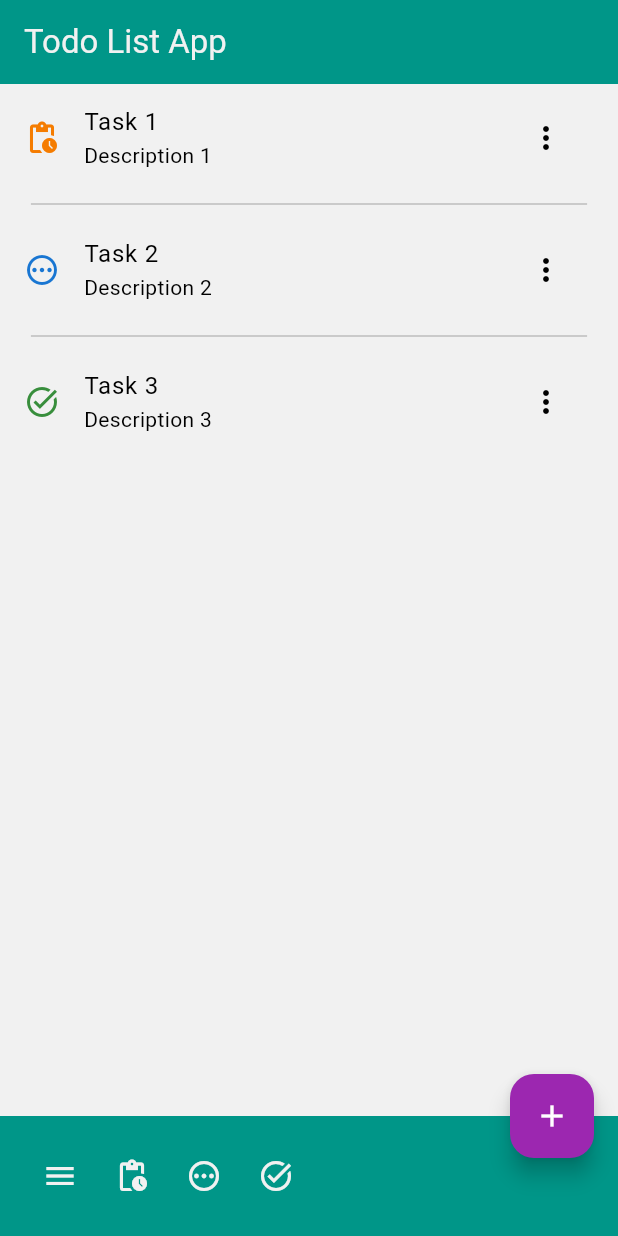
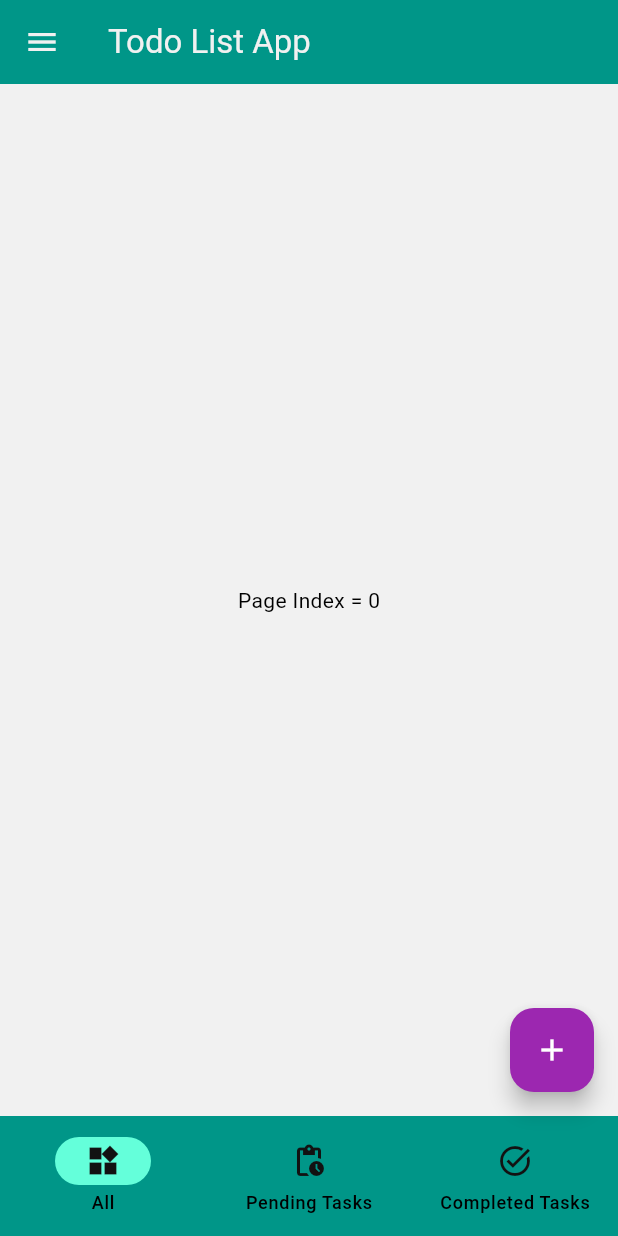
Before and after one commit to danielmontes9/flutter-todo-list-app, a Flutter app: the screen it shows after launch, on a phone screen of 412 x 824 dp. Run offline on Flutter 3.47's test engine with Material 3 defaults, Android fonts, the phone set to English and light mode, and no system bars.

Commit message:
feat: :sparkles: add drawer

```diff
--- a/lib/core/theme/app_colors.dart
+++ b/lib/core/theme/app_colors.dart
@@ -3,6 +3,7 @@ import 'package:flutter/material.dart';
 class AppColors {
   //* MAIN COLORS
   static const Color primary = Colors.teal;
+  static const Color primaryAccent = Colors.tealAccent;
   static const Color secondary = Colors.purple;
   static const Color backgroundLigth = Color(0xFFf1f1f1);
   static const Color backgroundDark = Color(0xFF121212);
--- a/lib/features/todo/screens/home.dart
+++ b/lib/features/todo/screens/home.dart
@@ -4,19 +4,227 @@ import 'package:flutter_todo_list_app/features/todo/screens/form_task.dart';
 import 'package:flutter_todo_list_app/features/todo/widgets/task_tile.dart';
 import 'package:flutter_todo_list_app/features/todo/data/enums/todo_status.dart';
 
-class HomePage extends StatefulWidget {
-  final String title;
+class ExampleDestination {
+  const ExampleDestination(this.label, this.icon, this.selectedIcon);
 
-  const HomePage({super.key, required this.title});
+  final String label;
+  final Widget icon;
+  final Widget selectedIcon;
+}
+
+const List<ExampleDestination> destinations = <ExampleDestination>[
+  ExampleDestination(
+    'All',
+    Icon(Icons.widgets_outlined, color: AppColors.black),
+    Icon(Icons.widgets, color: AppColors.black),
+  ),
+  ExampleDestination(
+    'Pending Tasks',
+    Icon(Icons.pending_actions_outlined, color: AppColors.black),
+    Icon(Icons.pending_actions, color: AppColors.black),
+  ),
+  ExampleDestination(
+    'Completed Tasks',
+    Icon(Icons.task_alt_outlined, color: AppColors.black),
+    Icon(Icons.task_alt, color: AppColors.black),
+  ),
+];
+
+// // class NavigationDrawerApp extends StatelessWidget {
+// //   const NavigationDrawerApp({super.key});
+
+// //   @override
+// //   Widget build(BuildContext context) {
+// //     return MaterialApp(
+// //       debugShowCheckedModeBanner: false,
+// //       theme: ThemeData(useMaterial3: true),
+// //       home: const NavigationDrawerExample(),
+// //     );
+// //   }
+// // }
+
+class NavigationDrawerExample extends StatefulWidget {
+  const NavigationDrawerExample({super.key});
 
   @override
-  State<HomePage> createState() => _HomePageState();
+  State<NavigationDrawerExample> createState() =>
+      _NavigationDrawerExampleState();
+}
+
+class _NavigationDrawerExampleState extends State<NavigationDrawerExample> {
+  final GlobalKey<ScaffoldState> scaffoldKey = GlobalKey<ScaffoldState>();
+
+  int screenIndex = 0;
+  late bool showNavigationDrawer;
+
+  void handleScreenChanged(int selectedScreen) {
+    setState(() {
+      screenIndex = selectedScreen;
+    });
+  }
+
+  void openDrawer() {
+    Scaffold.of(context).openDrawer();
+  }
+
+  Widget buildBottomBarScaffold() {
+    return Center(
+      child: Column(
+        mainAxisAlignment: MainAxisAlignment.spaceEvenly,
+        children: <Widget>[Text('Page Index = $screenIndex')],
+      ),
+    );
+
+    // Scaffold(
+    //   drawer: Drawer(
+    //     child: ListView(
+    //       children: [
+    //         DrawerHeader(child: Text('Menú')),
+    //         ListTile(title: Text('Opción 1')),
+    //       ],
+    //     ),
+    //   ),
+    //   appBar: AppBar(
+    //     backgroundColor: AppColors.primary,
+    //     title: Text(
+    //       "Todo List App",
+    //       style: const TextStyle(color: AppColors.white),
+    //     ),
+    //     leading: IconButton(
+    //       tooltip: 'Open navigation menu',
+    //       icon: const Icon(Icons.menu),
+    //       color: AppColors.white,
+    //       onPressed: () {
+    //         scaffoldKey.currentState?.openDrawer();
+    //       },
+    //     ),
+    //   ),
+    //   body: Center(
+    //     child: Column(
+    //       mainAxisAlignment: MainAxisAlignment.spaceEvenly,
+    //       children: <Widget>[Text('Page Index = $screenIndex')],
+    //     ),
+    //   ),
+    //   bottomNavigationBar: NavigationBar(
+    //     selectedIndex: screenIndex,
+    //     onDestinationSelected: (int index) {
+    //       setState(() {
+    //         screenIndex = index;
+    //       });
+    //     },
+    //     destinations:
+    //         destinations.map((ExampleDestination destination) {
+    //           return NavigationDestination(
+    //             label: destination.label,
+    //             icon: destination.icon,
+    //             selectedIcon: destination.selectedIcon,
+    //             tooltip: destination.label,
+    //           );
+    //         }).toList(),
+    //   ),
+    // );
+  }
+
+  Widget buildDrawerScaffold(BuildContext context) {
+    return Scaffold(
+      key: scaffoldKey,
+      body: SafeArea(
+        bottom: false,
+        top: false,
+        child: Row(
+          children: <Widget>[
+            Padding(
+              padding: const EdgeInsets.symmetric(horizontal: 5),
+              child: NavigationRail(
+                minWidth: 50,
+                destinations:
+                    destinations.map((ExampleDestination destination) {
+                      return NavigationRailDestination(
+                        label: Text(destination.label),
+                        icon: destination.icon,
+                        selectedIcon: destination.selectedIcon,
+                      );
+                    }).toList(),
+                selectedIndex: screenIndex,
+                useIndicator: true,
+                onDestinationSelected: (int index) {
+                  setState(() {
+                    screenIndex = index;
+                  });
+                },
+              ),
+            ),
+            const VerticalDivider(thickness: 1, width: 1),
+            Expanded(
+              child: Column(
+                mainAxisAlignment: MainAxisAlignment.spaceEvenly,
+                children: <Widget>[
+                  Text('Page Index = $screenIndex'),
+                  ElevatedButton(
+                    onPressed: openDrawer,
+                    child: const Text('Open Drawer'),
+                  ),
+                ],
+              ),
+            ),
+          ],
+        ),
+      ),
+      endDrawer: NavigationDrawer(
+        onDestinationSelected: handleScreenChanged,
+        selectedIndex: screenIndex,
+        children: <Widget>[
+          Padding(
+            padding: const EdgeInsets.fromLTRB(28, 16, 16, 10),
+            child: Text(
+              'Header',
+              style: Theme.of(context).textTheme.titleSmall,
+            ),
+          ),
+          ...destinations.map((ExampleDestination destination) {
+            return NavigationDrawerDestination(
+              label: Text(destination.label),
+              icon: destination.icon,
+              selectedIcon: destination.selectedIcon,
+            );
+          }),
+          const Padding(
+            padding: EdgeInsets.fromLTRB(28, 16, 28, 10),
+            child: Divider(),
+          ),
+        ],
+      ),
+    );
+  }
+
+  @override
+  void didChangeDependencies() {
+    super.didChangeDependencies();
+    showNavigationDrawer = MediaQuery.of(context).size.width >= 450;
+  }
+
+  @override
+  Widget build(BuildContext context) {
+    return showNavigationDrawer
+        ? buildDrawerScaffold(context)
+        : buildBottomBarScaffold();
+    // return buildBottomBarScaffold();
+  }
+}
+
+class HomePage extends StatefulWidget {
+  const HomePage({super.key});
+
+  @override
+  _HomePageState createState() => _HomePageState();
 }
 
 class _HomePageState extends State<HomePage> {
-  int _counter = 0;
+  final GlobalKey<ScaffoldState> _scaffoldKey = GlobalKey<ScaffoldState>();
 
-  void _incrementCounter() {
+  int screenIndex = 0;
+
+  void _goToAddTaskScreen() {
     setState(() {
       Navigator.of(context).push(
         MaterialPageRoute(
@@ -28,108 +236,52 @@ class _HomePageState extends State<HomePage> {
 
   @override
   Widget build(BuildContext context) {
-    double screenWidth = MediaQuery.of(context).size.width;
-
     return Scaffold(
+      key: _scaffoldKey, // Asigna la key al Scaffold
       appBar: AppBar(
-        backgroundColor: AppColors.primary,
-        title: Text(
-          widget.title,
-          style: const TextStyle(color: AppColors.white),
+        title: Text('Todo List App', style: TextStyle(color: AppColors.white)),
+        leading: IconButton(
+          icon: Icon(Icons.menu, color: AppColors.white),
+          onPressed: () {
+            _scaffoldKey.currentState
+                ?.openDrawer(); // Usa la key para abrir el Drawer
+          },
         ),
       ),
-      body: ListView(
-        children: <Widget>[
-          TaskTile(
-            title: 'Task 1',
-            subtitle: 'Description 1',
-            status: Todostatus.pending,
-          ),
-          Divider(
-            indent: screenWidth * 0.05,
-            endIndent: screenWidth * 0.05,
-            color: AppColors.disabled,
-          ),
-          TaskTile(
-            title: 'Task 2',
-            subtitle: 'Description 2',
-            status: Todostatus.inProgress,
-          ),
-          Divider(
-            indent: screenWidth * 0.05,
-            endIndent: screenWidth * 0.05,
-            color: AppColors.disabled,
-          ),
-          TaskTile(
-            title: 'Task 3',
-            subtitle: 'Description 3',
-            status: Todostatus.completed,
-          ),
-        ],
+      drawer: Drawer(
+        child: ListView(
+          children: [
+            DrawerHeader(child: Text('Menú')),
+            ListTile(title: Text('Opción 1')),
+          ],
+        ),
       ),
+      body: NavigationDrawerExample(),
       floatingActionButton: FloatingActionButton(
         backgroundColor: AppColors.secondary,
-        onPressed: _incrementCounter,
-        tooltip: 'Increment',
+        onPressed: _goToAddTaskScreen,
+        tooltip: 'Add Task',
         child: const Icon(Icons.add),
       ),
-      floatingActionButtonLocation: FloatingActionButtonLocation.endDocked,
-      bottomNavigationBar: _DemoBottomAppBar(
-        fabLocation: FloatingActionButtonLocation.endDocked,
-        shape: null,
+      bottomNavigationBar: NavigationBar(
+        selectedIndex: screenIndex,
+        onDestinationSelected: (int index) {
+          setState(() {
+            screenIndex = index;
+          });
+        },
+        backgroundColor: AppColors.primary,
+        indicatorColor: AppColors.primaryAccent,
+        destinations:
+            destinations.map((ExampleDestination destination) {
+              return NavigationDestination(
+                label: destination.label,
+                icon: destination.icon,
+                selectedIcon: destination.selectedIcon,
+                tooltip: destination.label,
+              );
+            }).toList(),
       ),
     );
   }
 }
-
-class _DemoBottomAppBar extends StatelessWidget {
-  const _DemoBottomAppBar({
-    this.fabLocation = FloatingActionButtonLocation.endDocked,
-    this.shape = const CircularNotchedRectangle(),
-  });
-
-  final FloatingActionButtonLocation fabLocation;
-  final NotchedShape? shape;
-
-  static final List<FloatingActionButtonLocation> centerLocations =
-      <FloatingActionButtonLocation>[
-        FloatingActionButtonLocation.centerDocked,
-        FloatingActionButtonLocation.centerFloat,
-      ];
-
-  @override
-  Widget build(BuildContext context) {
-    return BottomAppBar(
-      shape: shape,
-      color: AppColors.primary,
-      child: IconTheme(
-        data: IconThemeData(color: Theme.of(context).colorScheme.onPrimary),
-        child: Row(
-          children: <Widget>[
-            IconButton(
-              tooltip: 'Open navigation menu',
-              icon: const Icon(Icons.menu, color: AppColors.white),
-              onPressed: () {},
-            ),
-            if (centerLocations.contains(fabLocation)) const Spacer(),
-            IconButton(
-              tooltip: 'Pending Tasks',
-              icon: const Icon(Icons.pending_actions, color: AppColors.white),
-              onPressed: () {},
-            ),
-            IconButton(
-              tooltip: 'In Process',
-              icon: const Icon(Icons.pending_outlined, color: AppColors.white),
-              onPressed: () {},
-            ),
-            IconButton(
-              tooltip: 'Done Tasks',
-              icon: const Icon(Icons.task_alt, color: AppColors.white),
-              onPressed: () {},
-            ),
-          ],
-        ),
-      ),
-    );
-  }
-}
--- a/lib/main.dart
+++ b/lib/main.dart
@@ -17,7 +17,7 @@ class MyApp extends StatelessWidget {
       darkTheme: AppTheme.darkTheme,
       themeMode: ThemeMode.system,
       debugShowCheckedModeBanner: false,
-      home: const HomePage(title: 'Todo List App'),
+      home: const HomePage(),
     );
   }
 }
```
